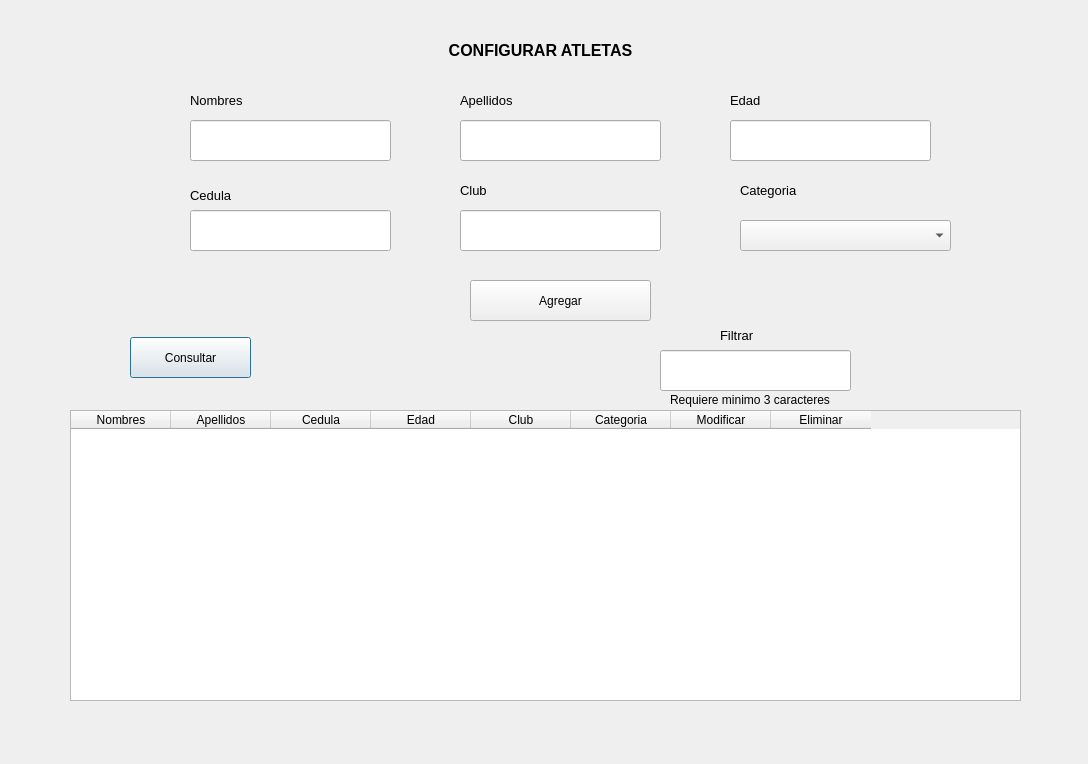
The window that qt/athletesView.ui (germang2/CrossfitTimer) describes before a commit, drawn with Qt 5.
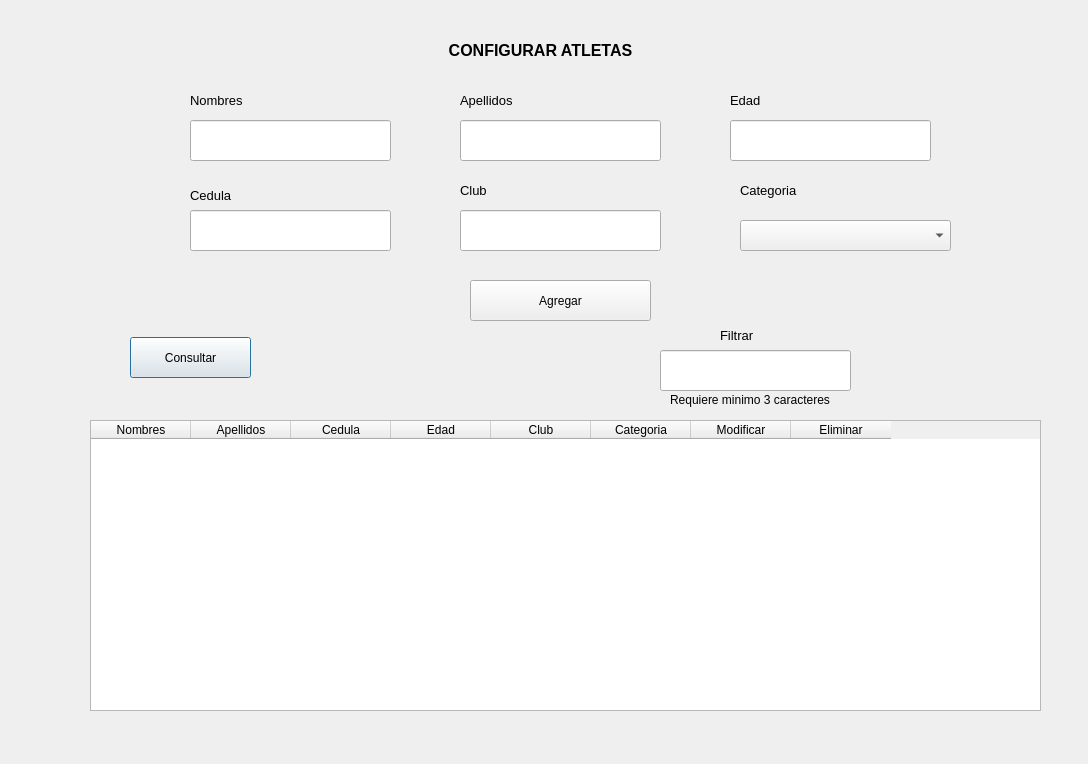
The same window after the commit.

Patch:
```diff
--- a/qt/athletesView.ui
+++ b/qt/athletesView.ui
@@ -234,8 +234,8 @@
   <widget class="QTableWidget" name="athletes_table">
    <property name="geometry">
     <rect>
-     <x>70</x>
-     <y>410</y>
+     <x>90</x>
+     <y>420</y>
      <width>951</width>
      <height>291</height>
     </rect>
@@ -578,8 +578,8 @@
   <widget class="QLabel" name="lb_error_delete">
    <property name="geometry">
     <rect>
-     <x>70</x>
-     <y>650</y>
+     <x>90</x>
+     <y>720</y>
      <width>951</width>
      <height>20</height>
     </rect>
```
